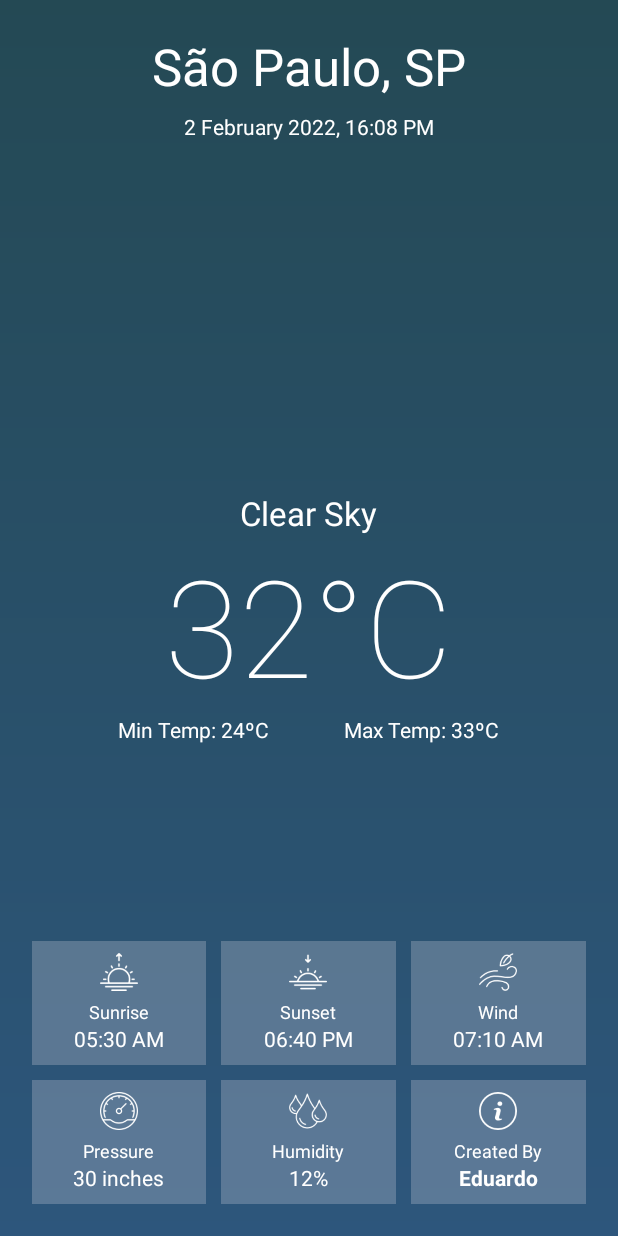
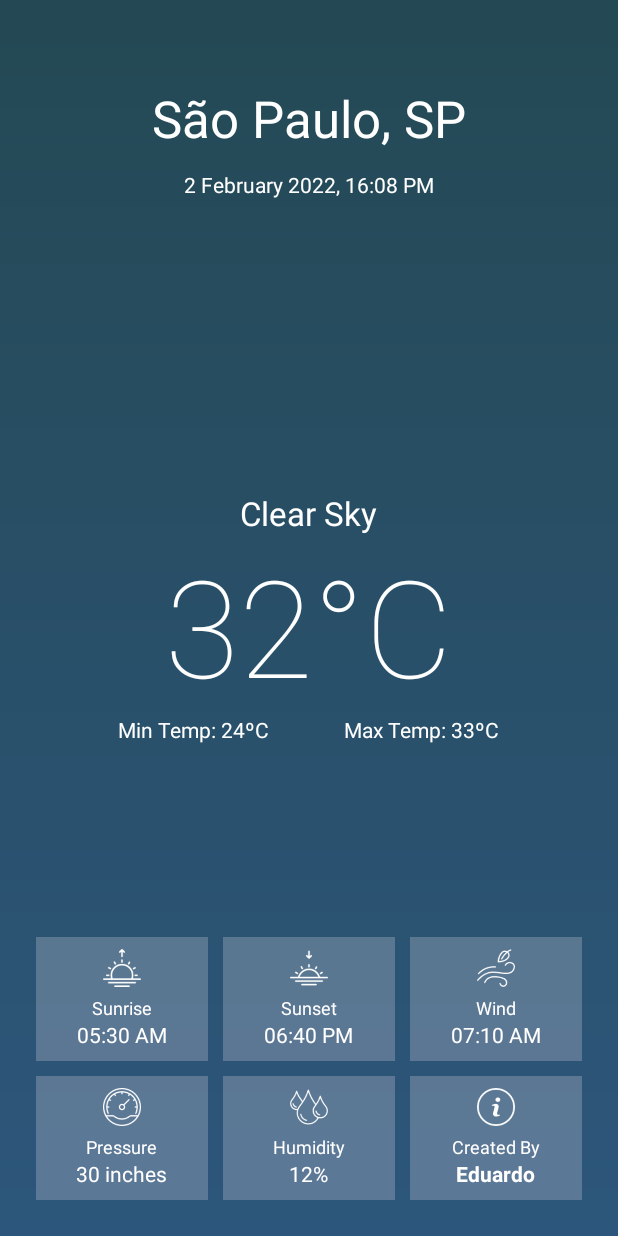
Before and after one commit to eduVieiraAF/Weathery, an Android app: the layout activity_main.xml on its own in the app's theme, with its tools: preview values and no code run, on a phone screen of 412 x 824 dp. Run offline under Robolectric (Android 15) with nearby library versions, the phone set to English and light mode, and no system bars.

Commit message:
UI and info improvements

```diff
--- a/app/src/main/java/com/example/weathery/MainActivity.kt
+++ b/app/src/main/java/com/example/weathery/MainActivity.kt
@@ -15,8 +15,8 @@ import java.util.*
 
 class MainActivity : AppCompatActivity() {
 
-    val CITY = "guarulhos"
-    val API = "70d0c9a3906de21957a0df3ecd97e29c"
+    val city = "guarulhos"
+    val api = "70d0c9a3906de21957a0df3ecd97e29c"
 
     override fun onCreate(savedInstanceState: Bundle?) {
         super.onCreate(savedInstanceState)
@@ -39,7 +39,7 @@ class MainActivity : AppCompatActivity() {
         override fun doInBackground(vararg p0: String?): String? {
 
             val response: String? = try {
-                URL("https://api.openweathermap.org/data/2.5/weather?q=$CITY&units=metric&appid=$API")
+                URL("https://api.openweathermap.org/data/2.5/weather?q=$city&units=metric&appid=$api")
                     .readText(Charsets.UTF_8)
             } catch (e: Exception) {
                 null
@@ -60,17 +60,17 @@ class MainActivity : AppCompatActivity() {
                 val wind = jsonObj?.getJSONObject("wind")
                 val weather = jsonObj?.getJSONArray("weather")?.getJSONObject(0)
                 val updatedAt: Long = jsonObj!!.getLong("dt")
-                val updatedAtText = "Updated at: " + SimpleDateFormat(
-                    "dd/MM/yyyy hh:mm a", Locale.ENGLISH
+                val updatedAtText = SimpleDateFormat(
+                    "MMM dd, yyyy - hh:mm a", Locale.ENGLISH
                 ).format(updatedAt * 1000)
-                val temp = main?.getString("temp") + "ºC"
+                var temp = main?.getString("temp") + "ºC"
                 val tempMin = " Min Temp: " + main?.getString("temp_min") + "ºC"
                 val tempMax = "Max Temp: " + main?.getString("temp_max") + "ºC"
-                val pressure = main?.getString("pressure")
-                val humidity = main?.getString("humidity")
+                val pressure = main?.getString("pressure") + " hPa"
+                val humidity = main?.getString("humidity") + "%"
                 val sunrise: Long = sys!!.getLong("sunrise")
                 val sunset: Long = sys.getLong("sunset")
-                val windSpeed = wind?.getString("speed")
+                val windSpeed = wind?.getString("speed") + " km/h"
                 val weatherDescription = weather?.getString("description")
                 val address = jsonObj.getString("name") + ", " +
                         sys.getString("country")
--- a/app/src/main/res/layout/activity_main.xml
+++ b/app/src/main/res/layout/activity_main.xml
@@ -8,7 +8,7 @@
     android:layout_height="match_parent"
     android:background="@drawable/gradient_bg1"
     android:orientation="vertical"
-    android:padding="21dp"
+    android:padding="24dp"
     tools:context=".MainActivity">
 
     <RelativeLayout
@@ -21,24 +21,25 @@
             android:id="@+id/addressLayout"
             android:layout_width="match_parent"
             android:layout_height="wrap_content"
-            android:orientation="vertical"
-            android:gravity="center">
+            android:gravity="center"
+            android:orientation="vertical">
 
             <TextView
                 android:id="@+id/TV_address"
                 android:layout_width="wrap_content"
                 android:layout_height="wrap_content"
+                android:layout_marginTop="32sp"
+                android:text="São Paulo, SP"
                 android:textSize="34sp"
-                android:text="São Paulo, SP"
                 tools:ignore="HardcodedText" />
 
             <TextView
                 android:id="@+id/updated_at"
                 android:layout_width="wrap_content"
                 android:layout_height="wrap_content"
-                android:layout_marginTop="8dp"
+                android:layout_marginTop="12dp"
+                android:text="2 February 2022, 16:08 PM"
                 android:textSize="14sp"
-                android:text="2 February 2022, 16:08 PM"
                 tools:ignore="HardcodedText" />
 
         </LinearLayout>
@@ -48,41 +49,44 @@
             android:id="@+id/overviewLayout"
             android:layout_width="match_parent"
             android:layout_height="wrap_content"
-            android:orientation="vertical"
-            android:layout_centerInParent="true">
+            android:layout_centerInParent="true"
+            android:orientation="vertical">
 
             <TextView
                 android:id="@+id/TV_status"
                 android:layout_width="wrap_content"
                 android:layout_height="wrap_content"
-                android:textSize="22sp"
                 android:layout_gravity="center"
                 android:text="Clear Sky"
+                android:textSize="22sp"
                 tools:ignore="HardcodedText" />
 
             <TextView
                 android:id="@+id/TV_temp"
                 android:layout_width="wrap_content"
                 android:layout_height="wrap_content"
+                android:layout_gravity="center"
+                android:fontFamily="sans-serif-thin"
+                android:text="32°C"
                 android:textSize="90sp"
-                android:fontFamily="sans-serif-thin"
-                android:layout_gravity="center"
-                android:text="32°C"
                 tools:ignore="HardcodedText" />
 
             <LinearLayout
                 android:layout_width="match_parent"
                 android:layout_height="wrap_content"
-                android:orientation="horizontal"
-                android:gravity="center">
+                android:gravity="center"
+                android:orientation="horizontal">
 
-                <TextView android:id="@+id/TV_minTemp"
+                <TextView
+                    android:id="@+id/TV_minTemp"
                     android:layout_width="wrap_content"
                     android:layout_height="wrap_content"
                     android:text="Min Temp: 24ºC"
                     tools:ignore="HardcodedText" />
 
-                <Space android:layout_width="50dp" android:layout_height="wrap_content"/>
+                <Space
+                    android:layout_width="50dp"
+                    android:layout_height="wrap_content" />
 
                 <TextView
                     android:id="@+id/TV_maxTemp"
@@ -99,8 +103,8 @@
             android:id="@+id/detailsLayout"
             android:layout_width="match_parent"
             android:layout_height="wrap_content"
-            android:orientation="vertical"
-            android:layout_alignParentBottom="true">
+            android:layout_alignParentBottom="true"
+            android:orientation="vertical">
 
             <LinearLayout
                 android:layout_width="match_parent"
@@ -111,11 +115,11 @@
                 <LinearLayout
                     android:layout_width="0dp"
                     android:layout_height="wrap_content"
+                    android:layout_weight="1"
+                    android:background="#3CF1EBF1"
+                    android:gravity="center"
                     android:orientation="vertical"
-                    android:layout_weight="1"
-                    android:gravity="center"
-                    android:padding="8dp"
-                    android:background="#3CF1EBF1">
+                    android:padding="8dp">
 
                     <ImageView
                         android:layout_width="25dp"
@@ -124,33 +128,39 @@
                         app:tint="#FFFFFF"
                         tools:ignore="ContentDescription" />
 
-                    <Space android:layout_width="wrap_content" android:layout_height="5dp"/>
+                    <Space
+                        android:layout_width="wrap_content"
+                        android:layout_height="5dp" />
 
                     <TextView
                         android:layout_width="wrap_content"
                         android:layout_height="wrap_content"
+                        android:text="Sunrise"
                         android:textSize="12sp"
-                        android:text="Sunrise"
                         tools:ignore="HardcodedText" />
 
-                    <TextView android:id="@+id/TV_sunrise"
+                    <TextView
+                        android:id="@+id/TV_sunrise"
                         android:layout_width="wrap_content"
                         android:layout_height="wrap_content"
+                        android:text="05:30 AM"
                         android:textSize="14sp"
-                        android:text="05:30 AM"
                         tools:ignore="HardcodedText" />
 
                 </LinearLayout>
 
-                <Space android:layout_width="10dp" android:layout_height="wrap_content"/>
+                <Space
+                    android:layout_width="10dp"
+                    android:layout_height="wrap_content" />
 
                 <LinearLayout
                     android:layout_width="0dp"
                     android:layout_height="wrap_content"
+                    android:layout_weight="1"
+                    android:background="#3CF1EBF1"
+                    android:gravity="center"
                     android:orientation="vertical"
-                    android:layout_weight="1"
-                    android:gravity="center" android:padding="8dp"
-                    android:background="#3CF1EBF1">
+                    android:padding="8dp">
 
                     <ImageView
                         android:layout_width="25dp"
@@ -159,35 +169,39 @@
                         app:tint="#FFFFFF"
                         tools:ignore="ContentDescription" />
 
-                    <Space android:layout_width="wrap_content" android:layout_height="5dp"/>
+                    <Space
+                        android:layout_width="wrap_content"
+                        android:layout_height="5dp" />
 
                     <TextView
                         android:layout_width="wrap_content"
                         android:layout_height="wrap_content"
+                        android:text="Sunset"
                         android:textSize="12sp"
-                        android:text="Sunset"
                         tools:ignore="HardcodedText" />
 
-                        <TextView
+                    <TextView
                         android:id="@+id/TV_sunset"
                         android:layout_width="wrap_content"
                         android:layout_height="wrap_content"
+                        android:text="06:40 PM"
                         android:textSize="14sp"
-                        android:text="06:40 PM"
                         tools:ignore="HardcodedText" />
 
                 </LinearLayout>
 
-                <Space android:layout_width="10dp" android:layout_height="wrap_content"/>
+                <Space
+                    android:layout_width="10dp"
+                    android:layout_height="wrap_content" />
 
                 <LinearLayout
                     android:layout_width="0dp"
                     android:layout_height="wrap_content"
+                    android:layout_weight="1"
+                    android:background="#3CF1EBF1"
+                    android:gravity="center"
                     android:orientation="vertical"
-                    android:layout_weight="1"
-                    android:gravity="center"
-                    android:padding="8dp"
-                    android:background="#3CF1EBF1">
+                    android:padding="8dp">
 
                     <ImageView
                         android:layout_width="25dp"
@@ -196,26 +210,31 @@
                         app:tint="#FFFFFF"
                         tools:ignore="ContentDescription" />
 
-                    <Space android:layout_width="wrap_content" android:layout_height="5dp"/>
+                    <Space
+                        android:layout_width="wrap_content"
+                        android:layout_height="5dp" />
 
                     <TextView
                         android:layout_width="wrap_content"
                         android:layout_height="wrap_content"
+                        android:text="Wind"
                         android:textSize="12sp"
-                        android:text="Wind"
                         tools:ignore="HardcodedText" />
 
-                    <TextView android:id="@+id/TV_wind"
+                    <TextView
+                        android:id="@+id/TV_wind"
                         android:layout_width="wrap_content"
                         android:layout_height="wrap_content"
+                        android:text="07:10 AM"
                         android:textSize="14sp"
-                        android:text="07:10 AM"
                         tools:ignore="HardcodedText" />
 
                 </LinearLayout>
             </LinearLayout>
 
-            <Space android:layout_width="wrap_content" android:layout_height="10dp"/>
+            <Space
+                android:layout_width="wrap_content"
+                android:layout_height="10dp" />
 
             <LinearLayout
                 android:layout_width="match_parent"
@@ -226,11 +245,11 @@
                 <LinearLayout
                     android:layout_width="0dp"
                     android:layout_height="wrap_content"
+                    android:layout_weight="1"
+                    android:background="#3CF1EBF1"
+                    android:gravity="center"
                     android:orientation="vertical"
-                    android:layout_weight="1"
-                    android:gravity="center"
-                    android:padding="8dp"
-                    android:background="#3CF1EBF1">
+                    android:padding="8dp">
 
                     <ImageView
                         android:layout_width="25dp"
@@ -239,35 +258,39 @@
                         app:tint="#FFFFFF"
                         tools:ignore="ContentDescription" />
 
-                    <Space android:layout_width="wrap_content" android:layout_height="5dp"/>
+                    <Space
+                        android:layout_width="wrap_content"
+                        android:layout_height="5dp" />
 
                     <TextView
                         android:layout_width="wrap_content"
                         android:layout_height="wrap_content"
+                        android:text="Pressure"
                         android:textSize="12sp"
-                        android:text="Pressure"
                         tools:ignore="HardcodedText" />
 
                     <TextView
                         android:id="@+id/TV_pressure"
                         android:layout_width="wrap_content"
                         android:layout_height="wrap_content"
+                        android:text="30 inches"
                         android:textSize="14sp"
-                        android:text="30 inches"
                         tools:ignore="HardcodedText" />
 
                 </LinearLayout>
 
-                <Space android:layout_width="10dp" android:layout_height="wrap_content"/>
+                <Space
+                    android:layout_width="10dp"
+                    android:layout_height="wrap_content" />
 
                 <LinearLayout
                     android:layout_width="0dp"
                     android:layout_height="wrap_content"
+                    android:layout_weight="1"
+                    android:background="#3CF1EBF1"
+                    android:gravity="center"
                     android:orientation="vertical"
-                    android:layout_weight="1"
-                    android:gravity="center"
-                    android:padding="8dp"
-                    android:background="#3CF1EBF1">
+                    android:padding="8dp">
 
                     <ImageView
                         android:layout_width="25dp"
@@ -276,33 +299,39 @@
                         app:tint="#FFFFFF"
                         tools:ignore="ContentDescription" />
 
-                    <Space android:layout_width="wrap_content" android:layout_height="5dp"/>
+                    <Space
+                        android:layout_width="wrap_content"
+                        android:layout_height="5dp" />
 
                     <TextView
                         android:layout_width="wrap_content"
                         android:layout_height="wrap_content"
+                        android:text="Humidity"
                         android:textSize="12sp"
-                        android:text="Humidity"
                         tools:ignore="HardcodedText" />
 
-                    <TextView android:id="@+id/TV_humidity"
+                    <TextView
+                        android:id="@+id/TV_humidity"
                         android:layout_width="wrap_content"
-                        android:layout_height="wrap_content" android:textSize="14sp"
+                        android:layout_height="wrap_content"
                         android:text="12%"
+                        android:textSize="14sp"
                         tools:ignore="HardcodedText" />
 
                 </LinearLayout>
 
-                <Space android:layout_width="10dp" android:layout_height="wrap_content"/>
+                <Space
+                    android:layout_width="10dp"
+                    android:layout_height="wrap_content" />
 
                 <LinearLayout
                     android:layout_width="0dp"
                     android:layout_height="wrap_content"
+                    android:layout_weight="1"
+                    android:background="#3CF1EBF1"
+                    android:gravity="center"
                     android:orientation="vertical"
-                    android:layout_weight="1"
-                    android:gravity="center"
-                    android:padding="8dp"
-                    android:background="#3CF1EBF1">
+                    android:padding="8dp">
 
                     <ImageView
                         android:layout_width="25dp"
@@ -311,22 +340,24 @@
                         app:tint="#FFFFFF"
                         tools:ignore="ContentDescription" />
 
-                    <Space android:layout_width="wrap_content" android:layout_height="5dp"/>
+                    <Space
+                        android:layout_width="wrap_content"
+                        android:layout_height="5dp" />
 
                     <TextView
                         android:layout_width="wrap_content"
                         android:layout_height="wrap_content"
+                        android:text="Created By"
                         android:textSize="12sp"
-                        android:text="Created By"
                         tools:ignore="HardcodedText" />
 
                     <TextView
                         android:id="@+id/TV_about"
                         android:layout_width="wrap_content"
                         android:layout_height="wrap_content"
+                        android:text="Eduardo"
                         android:textSize="14sp"
                         android:textStyle="bold"
-                        android:text="Eduardo"
                         tools:ignore="HardcodedText" />
 
                 </LinearLayout>
```
